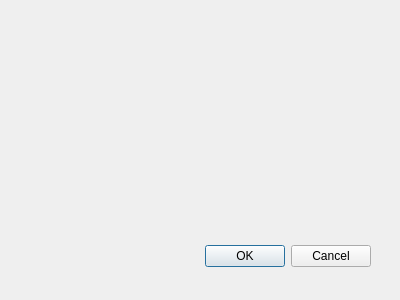
Before: the Qt Designer form UI/mainWindows.ui in AndyChalendard/Karaoke, drawn with Qt 5.
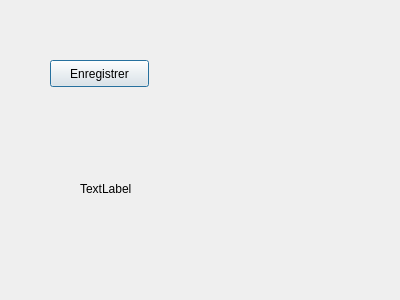
After: the same form once the commit is applied.

The edit to the form file:
```diff
--- a/UI/mainWindows.ui
+++ b/UI/mainWindows.ui
@@ -13,20 +13,30 @@
   <property name="windowTitle">
    <string>Dialog</string>
   </property>
-  <widget class="QDialogButtonBox" name="buttonBox">
+  <widget class="QPushButton" name="Button_Enregistrer">
    <property name="geometry">
     <rect>
-     <x>30</x>
-     <y>240</y>
-     <width>341</width>
-     <height>32</height>
+     <x>50</x>
+     <y>60</y>
+     <width>99</width>
+     <height>27</height>
     </rect>
    </property>
-   <property name="orientation">
-    <enum>Qt::Horizontal</enum>
+   <property name="text">
+    <string>Enregistrer</string>
    </property>
-   <property name="standardButtons">
-    <set>QDialogButtonBox::Cancel|QDialogButtonBox::Ok</set>
+  </widget>
+  <widget class="QLabel" name="label">
+   <property name="geometry">
+    <rect>
+     <x>80</x>
+     <y>180</y>
+     <width>68</width>
+     <height>17</height>
+    </rect>
+   </property>
+   <property name="text">
+    <string>TextLabel</string>
    </property>
   </widget>
  </widget>
```
Left out of the diff: 33 changed lines with no effect on the pictures.
